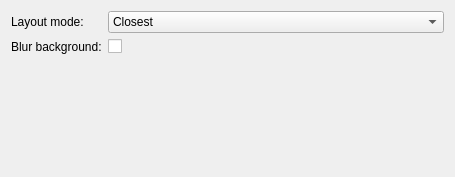
The window that src/effects/overview/kcm/overvieweffectkcm.ui (lfdevs/kwin) describes before a commit, drawn with Qt 5.
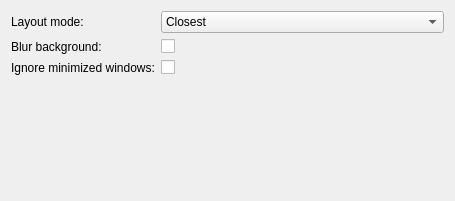
The same window after the commit. Custom widgets are drawn as their Qt base class.

The edit to the form file:
```diff
--- a/src/effects/overview/kcm/overvieweffectkcm.ui
+++ b/src/effects/overview/kcm/overvieweffectkcm.ui
@@ -12,7 +12,7 @@
     <x>0</x>
     <y>0</y>
     <width>455</width>
-    <height>177</height>
+    <height>201</height>
    </rect>
   </property>
   <layout class="QFormLayout" name="formLayout">
@@ -37,7 +37,7 @@
      </item>
     </widget>
    </item>
-   <item row="2" column="0" colspan="2">
+   <item row="3" column="0" colspan="2">
     <widget class="KShortcutsEditor" name="shortcutsEditor">
      <property name="sizePolicy">
       <sizepolicy hsizetype="Preferred" vsizetype="Preferred">
@@ -45,9 +45,6 @@
        <verstretch>0</verstretch>
       </sizepolicy>
      </property>
-     <property name="actionTypes">
-       <enum>KShortcutsEditor::GlobalAction</enum>
-     </property>
     </widget>
    </item>
    <item row="1" column="0">
@@ -60,6 +57,20 @@
    <item row="1" column="1">
     <widget class="QCheckBox" name="kcfg_BlurBackground"/>
    </item>
+   <item row="2" column="1">
+    <widget class="QCheckBox" name="kcfg_IgnoreMinimized">
+     <property name="text">
+      <string/>
+     </property>
+    </widget>
+   </item>
+   <item row="2" column="0">
+    <widget class="QLabel" name="label">
+     <property name="text">
+      <string>Ignore minimized windows:</string>
+     </property>
+    </widget>
+   </item>
   </layout>
  </widget>
  <customwidgets>
```
